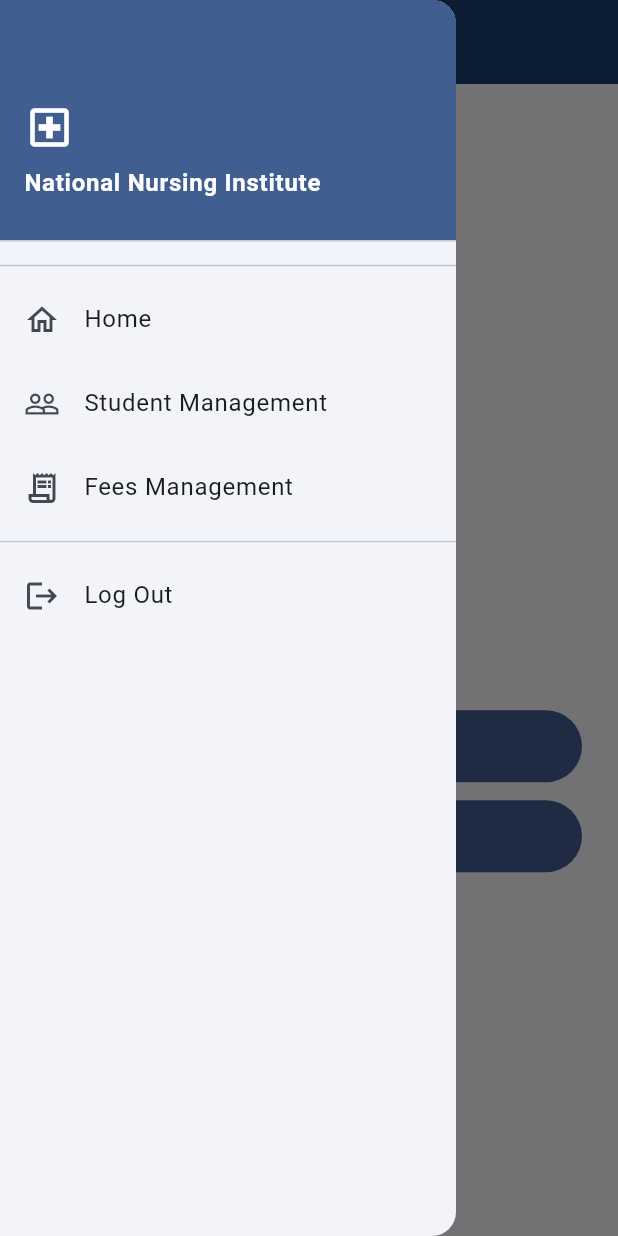
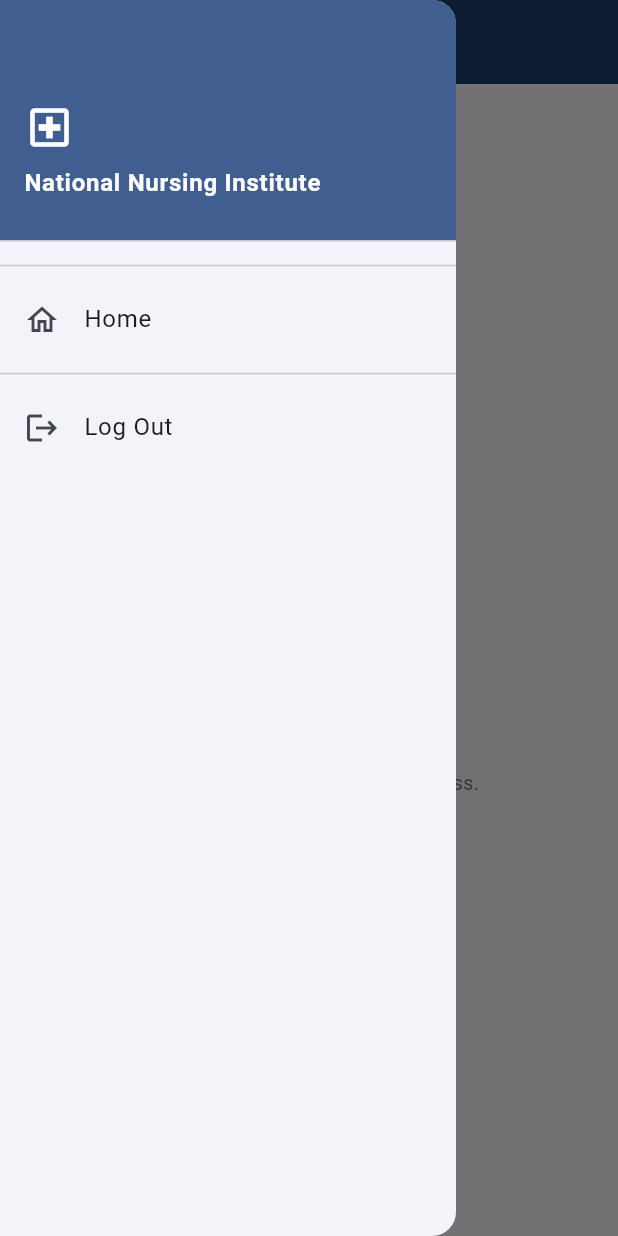
Before and after one commit to Dishu-Bansal/NNI, a Flutter app: the screen it shows once a user with an empty profile is signed in, with the side drawer open, on a phone screen of 412 x 824 dp. Run offline on Flutter 3.47's test engine with Material 3 defaults, Android fonts, the phone set to English and light mode, and no system bars; our stand-ins replace cloud_firestore, firebase_auth, firebase_core, firebase_storage, image_picker; accounts and stored records are empty; Roboto replaces fonts that are missing (Poppins); statements that could not run were skipped.

Commit message:
Gate drawer, home and management screens on live access flags
- AppDrawer is now a session-aware widget: module entries appear only
  when allowed, plus an Access Management entry visible only to admins.
- Home shows only permitted module buttons, with a contact-admin note
  when nothing is allowed.
- Student/Fees Management screens render a restricted placeholder when
  disallowed (all three layers gated, not just the drawer).
- The fees Students tab hides the Total Pending Fees summary bar when
  the flag is off; per-student pending rows stay visible.

```diff
--- a/lib/screens/home_screen.dart
+++ b/lib/screens/home_screen.dart
@@ -1,21 +1,41 @@
-import 'package:firebase_auth/firebase_auth.dart';
 import 'package:flutter/material.dart';
 
+import '../access/app_session.dart';
+import '../access/session_service.dart';
 import '../fees/screens/fees_management_screen.dart';
 import '../student_management/screens/student_list_screen.dart';
 import '../widgets/app_drawer.dart';
 
-/// Landing page shown after a successful login: a success message, quick
-/// links to the management screens, and a side drawer with a Log Out button.
-class HomeScreen extends StatelessWidget {
+/// Landing page shown after a successful login: quick links to the modules
+/// the signed-in user may access (per their live access flags), and a side
+/// drawer with a Log Out button.
+class HomeScreen extends StatefulWidget {
   const HomeScreen({super.key});
 
   @override
+  State<HomeScreen> createState() => _HomeScreenState();
+}
+
+class _HomeScreenState extends State<HomeScreen> {
+  final _sessionService = SessionService();
+  late final Stream<AppSession?> _sessionStream =
+      _sessionService.watchSession();
+
+  @override
   Widget build(BuildContext context) {
-    final user = FirebaseAuth.instance.currentUser;
+    return StreamBuilder<AppSession?>(
+      stream: _sessionStream,
+      builder: (context, snap) {
+        final session = snap.data;
+        if (!snap.hasData || session == null) {
+          return const Scaffold(
+              body: Center(child: CircularProgressIndicator()));
+        }
+        final showStudents = session.canAccessStudents;
+        final showFees = session.canAccessFees;
         return Scaffold(
           appBar: AppBar(title: const Text('NNI')),
-      drawer: appDrawer(context),
+          drawer: const AppDrawer(),
           body: Center(
             child: Padding(
               padding: const EdgeInsets.all(24),
@@ -32,11 +52,13 @@ class HomeScreen extends StatelessWidget {
                   ),
                   const SizedBox(height: 8),
                   Text(
-                'Welcome${user?.email != null ? ', ${user!.email}' : ''}',
+                    'Welcome${session.email.isNotEmpty ? ', ${session.email}' : ''}',
                     textAlign: TextAlign.center,
-                style: TextStyle(fontSize: 14, color: Colors.grey.shade600),
+                    style:
+                        TextStyle(fontSize: 14, color: Colors.grey.shade600),
                   ),
                   const SizedBox(height: 28),
+                  if (showStudents)
                     SizedBox(
                       width: double.infinity,
                       child: FilledButton.icon(
@@ -52,7 +74,8 @@ class HomeScreen extends StatelessWidget {
                         ),
                       ),
                     ),
-              const SizedBox(height: 12),
+                  if (showStudents && showFees) const SizedBox(height: 12),
+                  if (showFees)
                     SizedBox(
                       width: double.infinity,
                       child: FilledButton.icon(
@@ -68,10 +91,21 @@ class HomeScreen extends StatelessWidget {
                         ),
                       ),
                     ),
+                  if (!showStudents && !showFees) ...[
+                    const SizedBox(height: 8),
+                    Text(
+                      'You currently have no module access.\nPlease contact the admin.',
+                      textAlign: TextAlign.center,
+                      style: TextStyle(
+                          fontSize: 13, color: Colors.grey.shade600),
+                    ),
+                  ],
                 ],
               ),
             ),
           ),
         );
+      },
+    );
   }
 }
--- a/lib/widgets/app_drawer.dart
+++ b/lib/widgets/app_drawer.dart
@@ -1,14 +1,38 @@
 import 'package:firebase_auth/firebase_auth.dart';
 import 'package:flutter/material.dart';
 
+import '../access/app_session.dart';
+import '../access/screens/access_management_screen.dart';
+import '../access/session_service.dart';
 import '../fees/screens/fees_management_screen.dart';
 import '../screens/home_screen.dart';
 import '../student_management/screens/student_list_screen.dart';
 
-/// Shared side drawer used by the management screens: Home, Student
-/// Management, Fees Management and Log Out.
-Widget appDrawer(BuildContext context) {
-  final user = FirebaseAuth.instance.currentUser;
+/// Shared side drawer used by the management screens. Entries follow the
+/// signed-in user's access flags live; the Access Management entry is
+/// visible only to admins.
+class AppDrawer extends StatefulWidget {
+  const AppDrawer({super.key});
+
+  @override
+  State<AppDrawer> createState() => _AppDrawerState();
+}
+
+class _AppDrawerState extends State<AppDrawer> {
+  final _sessionService = SessionService();
+  late final Stream<AppSession?> _sessionStream =
+      _sessionService.watchSession();
+
+  @override
+  Widget build(BuildContext context) {
+    return StreamBuilder<AppSession?>(
+      stream: _sessionStream,
+      builder: (context, snap) {
+        final session = snap.data;
+        // While the session loads, show every entry; the screens enforce
+        // access themselves, so this only avoids a flashing empty drawer.
+        final showStudents = session == null || session.canAccessStudents;
+        final showFees = session == null || session.canAccessFees;
         return Drawer(
           child: ListView(
             padding: EdgeInsets.zero,
@@ -32,8 +56,9 @@ Widget appDrawer(BuildContext context) {
                           fontWeight: FontWeight.w700),
                     ),
                     Text(
-                user?.email ?? '',
-                style: const TextStyle(color: Colors.white70, fontSize: 12),
+                      session?.email ?? '',
+                      style:
+                          const TextStyle(color: Colors.white70, fontSize: 12),
                       overflow: TextOverflow.ellipsis,
                     ),
                   ],
@@ -48,20 +73,34 @@ Widget appDrawer(BuildContext context) {
                   MaterialPageRoute(builder: (_) => const HomeScreen()),
                 ),
               ),
+              if (showStudents)
                 ListTile(
                   leading: const Icon(Icons.people_outline),
                   title: const Text('Student Management'),
                   onTap: () => Navigator.pushReplacement(
                     context,
-            MaterialPageRoute(builder: (_) => const StudentListScreen()),
+                    MaterialPageRoute(
+                        builder: (_) => const StudentListScreen()),
                   ),
                 ),
+              if (showFees)
                 ListTile(
                   leading: const Icon(Icons.receipt_long_outlined),
                   title: const Text('Fees Management'),
                   onTap: () => Navigator.pushReplacement(
                     context,
-            MaterialPageRoute(builder: (_) => const FeesManagementScreen()),
+                    MaterialPageRoute(
+                        builder: (_) => const FeesManagementScreen()),
+                  ),
+                ),
+              if (session?.isAdmin == true)
+                ListTile(
+                  leading: const Icon(Icons.admin_panel_settings_outlined),
+                  title: const Text('Access Management'),
+                  onTap: () => Navigator.pushReplacement(
+                    context,
+                    MaterialPageRoute(
+                        builder: (_) => const AccessManagementScreen()),
                   ),
                 ),
               const Divider(),
@@ -75,4 +114,7 @@ Widget appDrawer(BuildContext context) {
             ],
           ),
         );
+      },
+    );
   }
+}
```
Also changed, not shown: lib/fees/screens/fees_management_screen.dart (+34 -4 lines), lib/student_management/screens/student_list_screen.dart (+25 -1 lines). Lines whose indentation alone changed are shown as unchanged.
